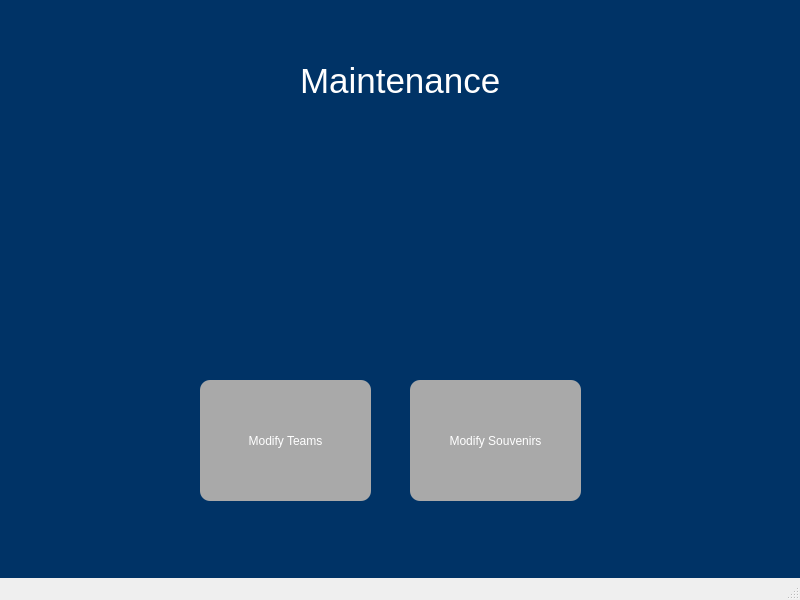
First picture: the form in NBA/maintenance.ui, repository pammypoor/ScrumGitSome, before the edit.
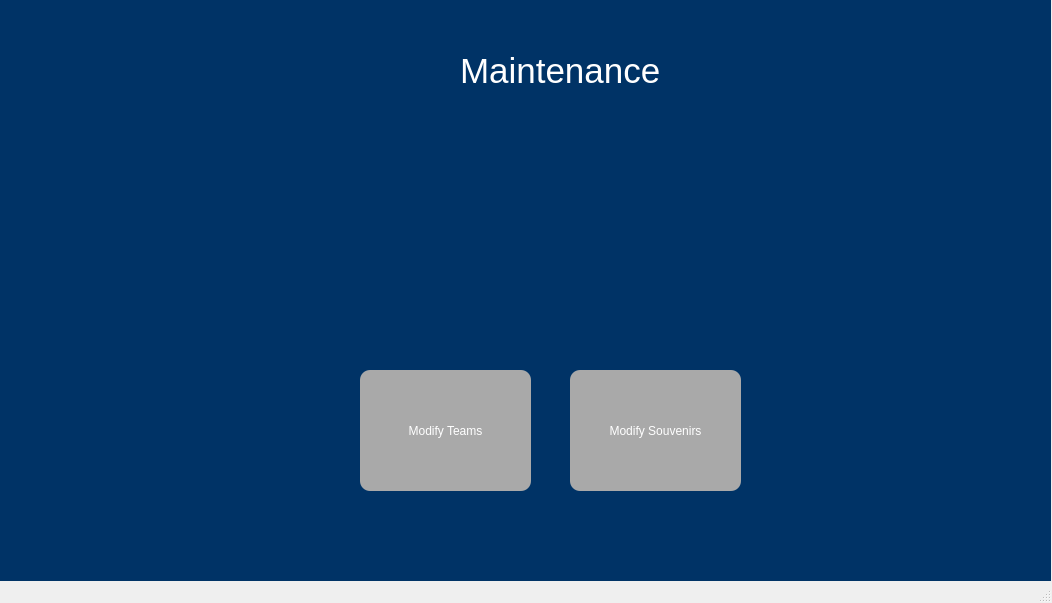
Second picture: the form after the edit. The open tabs and pages were chosen to show the change. Icons and pictures are not drawn.

Patch:
```diff
--- a/NBA/maintenance.ui
+++ b/NBA/maintenance.ui
@@ -6,8 +6,8 @@
    <rect>
     <x>0</x>
     <y>0</y>
-    <width>800</width>
-    <height>600</height>
+    <width>1052</width>
+    <height>603</height>
    </rect>
   </property>
   <property name="windowTitle">
@@ -19,7 +19,7 @@
      <rect>
       <x>0</x>
       <y>0</y>
-      <width>801</width>
+      <width>1051</width>
       <height>581</height>
      </rect>
     </property>
@@ -33,8 +33,8 @@
      <widget class="QLabel" name="settingsPic">
       <property name="geometry">
        <rect>
-        <x>260</x>
-        <y>120</y>
+        <x>420</x>
+        <y>110</y>
         <width>281</width>
         <height>221</height>
        </rect>
@@ -49,8 +49,8 @@
      <widget class="QLabel" name="label">
       <property name="geometry">
        <rect>
-        <x>300</x>
-        <y>60</y>
+        <x>460</x>
+        <y>50</y>
         <width>201</width>
         <height>41</height>
        </rect>
@@ -66,8 +66,8 @@
      <widget class="QPushButton" name="menuSouvenirButton">
       <property name="geometry">
        <rect>
-        <x>410</x>
-        <y>380</y>
+        <x>570</x>
+        <y>370</y>
         <width>171</width>
         <height>121</height>
        </rect>
@@ -92,8 +92,8 @@
      <widget class="QPushButton" name="MenuTeamButton">
       <property name="geometry">
        <rect>
-        <x>200</x>
-        <y>380</y>
+        <x>360</x>
+        <y>370</y>
         <width>171</width>
         <height>121</height>
        </rect>
```
Left out of the diff: 24 changed lines with no effect on the pictures.
